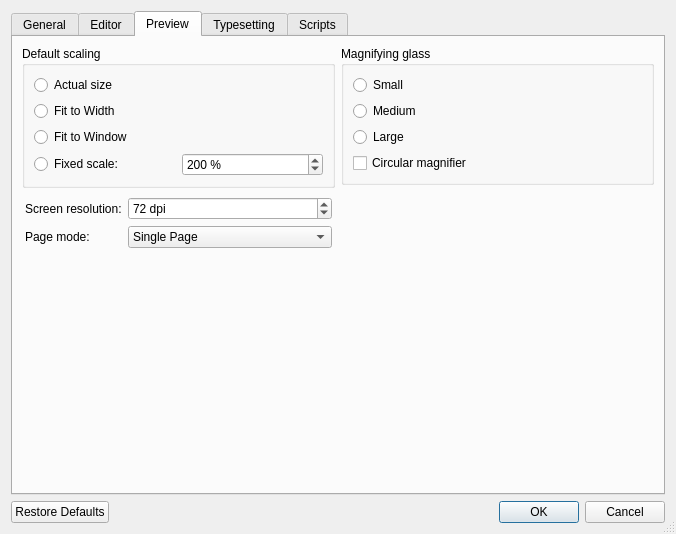
Before: the Qt Designer form src/PrefsDialog.ui in debian-tex/texworks, drawn with Qt 5.
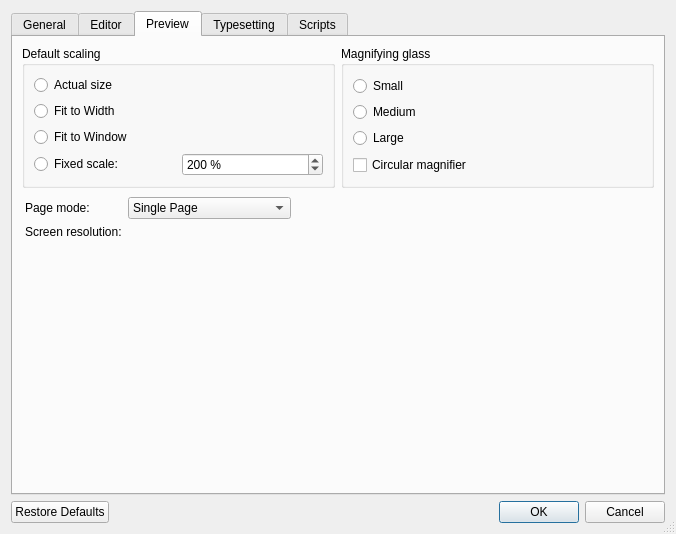
After: the same form once the commit is applied. The open tabs and pages were chosen to show the change. Icons and pictures are not drawn. Custom widgets are drawn as their Qt base class.

What changed in the file:
```diff
--- a/src/PrefsDialog.ui
+++ b/src/PrefsDialog.ui
@@ -553,7 +553,7 @@
        <string>Preview</string>
       </attribute>
       <layout class="QGridLayout">
-       <item row="0" column="0" rowspan="2">
+       <item row="0" column="0">
         <widget class="QGroupBox" name="groupBox_6">
          <property name="title">
           <string>Default scaling</string>
@@ -658,59 +658,26 @@
          </layout>
         </widget>
        </item>
-       <item row="1" column="1" rowspan="3">
-        <spacer>
-         <property name="orientation">
-          <enum>Qt::Vertical</enum>
-         </property>
-         <property name="sizeHint" stdset="0">
-          <size>
-           <width>241</width>
-           <height>291</height>
-          </size>
-         </property>
-        </spacer>
-       </item>
-       <item row="2" column="0">
+       <item row="1" column="0" colspan="2">
         <layout class="QFormLayout">
          <property name="margin">
           <number>3</number>
          </property>
          <item row="0" column="0">
-          <widget class="QLabel" name="label_4">
-           <property name="text">
-            <string>Screen resolution:</string>
-           </property>
-          </widget>
-         </item>
-         <item row="0" column="1">
-          <widget class="QSpinBox" name="resolution">
-           <property name="correctionMode">
-            <enum>QAbstractSpinBox::CorrectToNearestValue</enum>
-           </property>
-           <property name="suffix">
-            <string> dpi</string>
-           </property>
-           <property name="minimum">
-            <number>36</number>
-           </property>
-           <property name="maximum">
-            <number>288</number>
-           </property>
-           <property name="value">
-            <number>72</number>
-           </property>
-          </widget>
-         </item>
-         <item row="1" column="0">
           <widget class="QLabel" name="label_5">
            <property name="text">
             <string>Page mode:</string>
            </property>
           </widget>
          </item>
-         <item row="1" column="1">
+         <item row="0" column="1">
           <widget class="QComboBox" name="pdfPageMode">
+           <property name="sizePolicy">
+            <sizepolicy hsizetype="Fixed" vsizetype="Fixed">
+             <horstretch>0</horstretch>
+             <verstretch>0</verstretch>
+            </sizepolicy>
+           </property>
            <item>
             <property name="text">
              <string>Single Page</string>
@@ -728,9 +695,19 @@
            </item>
           </widget>
          </item>
+         <item row="1" column="0">
+          <widget class="QLabel" name="label_4">
+           <property name="text">
+            <string>Screen resolution:</string>
+           </property>
+          </widget>
+         </item>
+         <item row="1" column="1">
+          <widget class="ScreenCalibrationWidget" name="resolution" native="true"/>
+         </item>
         </layout>
        </item>
-       <item row="3" column="0">
+       <item row="2" column="0">
         <spacer>
          <property name="orientation">
           <enum>Qt::Vertical</enum>
@@ -1074,6 +1051,14 @@
    </item>
   </layout>
  </widget>
+ <customwidgets>
+  <customwidget>
+   <class>ScreenCalibrationWidget</class>
+   <extends>QWidget</extends>
+   <header>ScreenCalibrationWidget.h</header>
+   <container>1</container>
+  </customwidget>
+ </customwidgets>
  <tabstops>
   <tabstop>tabWidget</tabstop>
   <tabstop>localePopup</tabstop>
```
Left out of the diff: 1 changed line with no effect on the pictures.
